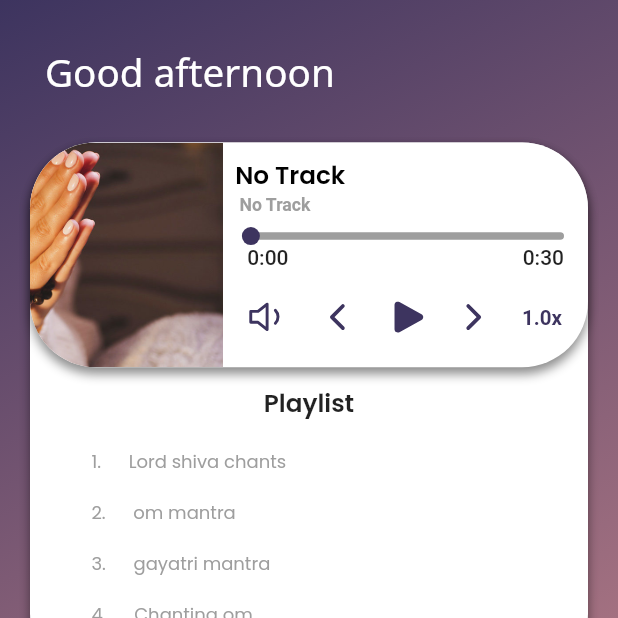
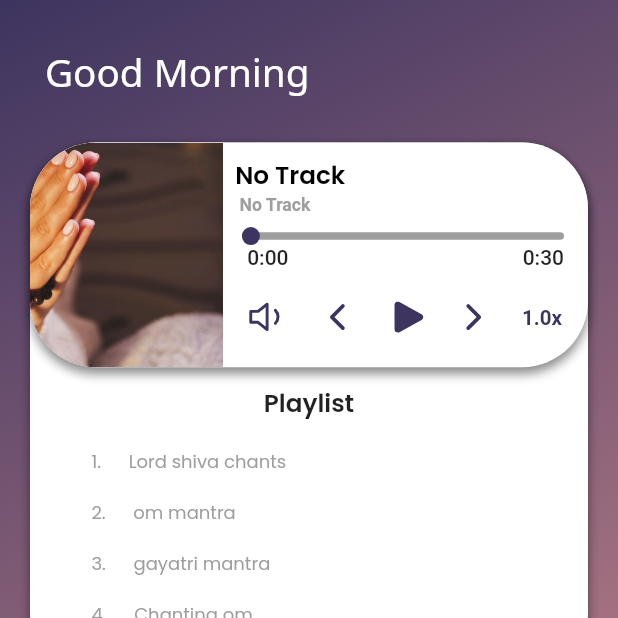
Before and after one commit to mounikagajjala1999/chantingapp, a Flutter app: the screen it shows after launch, after a tap on "RESET", on a phone screen of 412 x 824 dp, the top half of it. Run offline on Flutter 3.47's test engine with Material 2 defaults, Android fonts, the phone set to English and light mode, and no system bars; drawn by our look-alikes of audio_video_progress_bar; our stand-ins replace flutter_svg, just_audio, marquee, package_info_plus, rxdart, vibration; missing offline and left inert: audio_session; network calls fail; Roboto replaces fonts that are missing (assets/fonts/Poppins/Poppins-Regular.ttf).

```diff
--- /dev/null
+++ b/lib/chanting/api.dart
@@ -0,0 +1,24 @@
+import 'dart:convert';
+import 'package:http/http.dart' as http;
+import 'model.dart';
+class Api {
+
+  Future<ForceUpdateModel?> getData(packageName) async {
+    String url = "https://force-update.herokuapp.com/fu/get_pkg_by_appname";
+    Uri uri = Uri.parse(url);
+    print(url);
+    Map<String,dynamic> _body={
+      "app_name": packageName
+    };
+    http.Response res = await http.post(uri,body:_body); //network call
+
+    print(res.body);
+    if (res.statusCode == 200) {
+      Map<String, dynamic> jsonData = jsonDecode(res.body);
+      ForceUpdateModel forceUpdateModel = ForceUpdateModel.fromJson(jsonData);
+      return forceUpdateModel;
+    }
+    return null;
+  }
+}
+Api api = Api();
--- /dev/null
+++ b/lib/chanting/model.dart
@@ -0,0 +1,56 @@
+class ForceUpdateModel {
+  int? code;
+  int? count;
+  String? message;
+  List<Result>? result;
+
+  ForceUpdateModel({this.code, this.count, this.message, this.result});
+
+  ForceUpdateModel.fromJson(Map<String, dynamic> json) {
+    code = json['code'];
+    count = json['count'];
+    message = json['message'];
+    if (json['result'] != null) {
+      result = <Result>[];
+      json['result'].forEach((v) {
+        result!.add(new Result.fromJson(v));
+      });
+    }
+  }
+
+  Map<String, dynamic> toJson() {
+    final Map<String, dynamic> data = new Map<String, dynamic>();
+    data['code'] = this.code;
+    data['count'] = this.count;
+    data['message'] = this.message;
+    if (this.result != null) {
+      data['result'] = this.result!.map((v) => v.toJson()).toList();
+    }
+    return data;
+  }
+}
+
+class Result {
+  String? sId;
+  String? appName;
+  String? appVersion;
+  String? appBuild;
+
+  Result({this.sId, this.appName, this.appVersion, this.appBuild});
+
+  Result.fromJson(Map<String, dynamic> json) {
+    sId = json['_id'];
+    appName = json['app_name'];
+    appVersion = json['app_version'];
+    appBuild = json['app_build'];
+  }
+
+  Map<String, dynamic> toJson() {
+    final Map<String, dynamic> data = new Map<String, dynamic>();
+    data['_id'] = this.sId;
+    data['app_name'] = this.appName;
+    data['app_version'] = this.appVersion;
+    data['app_build'] = this.appBuild;
+    return data;
+  }
+}
--- a/lib/chanting/ui.dart
+++ b/lib/chanting/ui.dart
@@ -9,6 +9,8 @@ import 'package:vibration/vibration.dart';
 import 'package:package_info_plus/package_info_plus.dart';
 
 import '../main.dart';
+import 'api.dart';
+import 'model.dart';
 
 class Chant extends StatelessWidget {
   const Chant({Key? key}) : super(key: key);
@@ -105,15 +107,55 @@ class _MyHomePageState extends State<MyHomePage> {
       _malaCounter = 0;
     });
   }
+  Future<void> _callApi(version,packageName) async {
+
+    ForceUpdateModel? data=await api.getData(version);
+    if(data!.code==1){
+      var appVersionFromApi=data.result![0].appVersion;
+      if(version!=appVersionFromApi){
+        AlertDialog(
+          actions: [
+            IconButton(
+              icon: Icon(Icons.add,color: Colors.white,size: 30),
+              onPressed: () => showDialog<String>(
+                context: context,
+                builder: (BuildContext context) => const AlertDialog(
+                  title: const Text('AlertDialog'),
+                  content: const Text('please update your version'),
+                ),
+              ),
+            ),
+          ],
+
+        );
+
+      }
+
+    }
+
+  }
 
   @override
   void initState() {
     super.initState();
+
+    PackageInfo.fromPlatform().then((PackageInfo packageInfo) {
+      String appName = packageInfo.appName;
+      print("app name = " + appName);
+      String packageName = packageInfo.packageName;
+      print("package name =" + packageName);
+      String version = packageInfo.version;
+      print("version =" + version);
+      String buildNumber = packageInfo.buildNumber;
+      print("build number =" + buildNumber);
+      _callApi(version,packageName);
+    });
     // ambiguate(WidgetsBinding.instance)!.addObserver(this);
     _player = AudioPlayer();
     SystemChrome.setSystemUIOverlayStyle(const SystemUiOverlayStyle(
       statusBarColor: Colors.black,
     ));
+
     _init();
   }
 
@@ -193,8 +235,8 @@ class _MyHomePageState extends State<MyHomePage> {
 
     var assetName = "assets/svg/Ellipse.svg";
     var asset1 = "assets/image/mala.png";
-    // final String message = DateTime.now().hour < 12 ? "Good morning" : "Good afternoon";
-
+    // final String message = DateTime.now().hour < 12 ? "Good morning" : "Good Afternoon";
+    // print(message);
     return Scaffold(
       body: SafeArea(
         child: Container(
@@ -211,8 +253,13 @@ class _MyHomePageState extends State<MyHomePage> {
                 alignment: Alignment.topLeft,
                 padding: (EdgeInsets.all(30)),
                 // color: Colors.blue,
-                child: Text(
-                  "Good afternoon ",
+                child: LayoutBuilder(builder: (context, constraints) {
+                  var hour = DateTime.now().hour;
+                  var min = DateTime.now().minute;
+                  print(hour);
+                  if (hour < 12) {
+                    return Text(
+                      "Good Morning",
                       style: TextStyle(
                           fontFamily: "Noto_Sans",
                           fontSize: size.width / 16,
@@ -220,7 +267,53 @@ class _MyHomePageState extends State<MyHomePage> {
                           // fontWeight: FontWeight.bold,
                           decoration: TextDecoration.none),
                       textAlign: TextAlign.start,
-                ),
+                    );
+                  } else if (hour >= 12 && hour < 16) {
+                    return Text(
+                      "Good Afternoon",
+                      style: TextStyle(
+                          fontFamily: "Noto_Sans",
+                          fontSize: size.width / 16,
+                          color: Colors.white,
+                          // fontWeight: FontWeight.bold,
+                          decoration: TextDecoration.none),
+                      textAlign: TextAlign.start,
+                    );
+                  } else if ((hour >= 16) && (hour < 19)) {
+                    return Text(
+                      "Good Evening",
+                      style: TextStyle(
+                          fontFamily: "Noto_Sans",
+                          fontSize: size.width / 16,
+                          color: Colors.white,
+                          // fontWeight: FontWeight.bold,
+                          decoration: TextDecoration.none),
+                      textAlign: TextAlign.start,
+                    );
+                  } else {
+                    return Text(
+                      "Good Night",
+                      style: TextStyle(
+                          fontFamily: "Noto_Sans",
+                          fontSize: size.width / 16,
+                          color: Colors.white,
+                          // fontWeight: FontWeight.bold,
+                          decoration: TextDecoration.none),
+                      textAlign: TextAlign.start,
+                    );
+                  }
+                }),
+
+                // Text(
+                //   "Good afternoon",
+                //   style: TextStyle(
+                //       fontFamily: "Noto_Sans",
+                //       fontSize: size.width / 16,
+                //       color: Colors.white,
+                //       // fontWeight: FontWeight.bold,
+                //       decoration: TextDecoration.none),
+                //   textAlign: TextAlign.start,
+                // ),
               ),
               _playerA(size),
               Row(
@@ -604,16 +697,7 @@ class ControlButtons extends StatelessWidget {
     var assetName3 = "assets/svg/pause.svg";
     var assetName4 = "assets/svg/play.svg";
     var assetName5 = "assets/svg/volume.svg";
-    PackageInfo.fromPlatform().then((PackageInfo packageInfo) {
-      String appName = packageInfo.appName;
-      print("app name = " + appName);
-      String packageName = packageInfo.packageName;
-      print("package name =" + packageName);
-      String version = packageInfo.version;
-      print("version =" + version);
-      String buildNumber = packageInfo.buildNumber;
-      print("build number =" + buildNumber);
-    });
+
     return Row(
       // crossAxisAlignment: CrossAxisAlignment.start,
       // mainAxisSize: MainAxisSize.min,
@@ -753,7 +837,7 @@ class ControlButtons extends StatelessWidget {
                 icon: Center(
                   child: Text("${snapshot.data?.toStringAsFixed(1)}x",
                       style: TextStyle(
-                          fontSize: size.width /30,
+                          fontSize: size.width / 30,
                           fontWeight: FontWeight.bold,
                           color: Color(0xff3D345F))),
                 ),
--- a/lib/main.dart
+++ b/lib/main.dart
@@ -10,11 +10,10 @@ import 'package:flutter/foundation.dart';
 import 'package:flutter/material.dart';
 import 'package:flutter/services.dart';
 import 'package:just_audio/just_audio.dart';
-
-// import 'package:just_audio_example/common.dar/t';
 import 'package:rxdart/rxdart.dart';
 import 'package:vibration/vibration.dart';
 import 'package:yt_counter/audio_demo.dart';
+import 'package:yt_counter/chanting/api.dart';
 import 'package:yt_counter/chanting/ui.dart';
 import 'package:package_info_plus/package_info_plus.dart';
 
@@ -121,6 +120,7 @@ class MyAppState extends State<MyApp> with WidgetsBindingObserver {
       _malaCounter=0;
     });
   }
+
 
   @override
   void initState() {
--- a/pubspec.yaml
+++ b/pubspec.yaml
@@ -45,6 +45,7 @@ dependencies:
   audio_video_progress_bar: ^0.11.0
   marquee:
   package_info_plus: ^1.0.6
+  http:
 
 dev_dependencies:
   flutter_test:
```
Also changed, not shown: pubspec.lock. Lines whose indentation alone changed are shown as unchanged.
